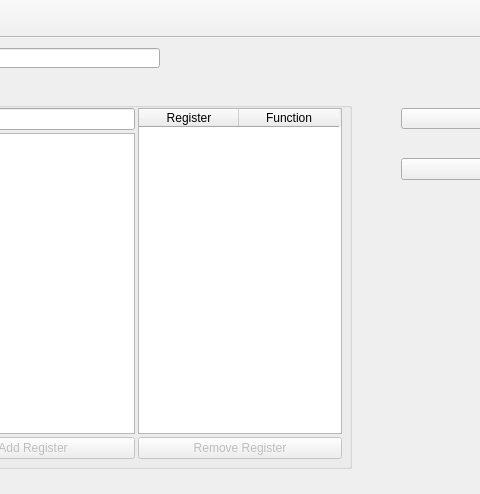
First picture: the form in mainwindow.ui, repository Yourp/UWOWDevelopHelper, before the edit; both pictures show x 89 to 569 and y 0 to 494 of the 958 by 730 pixel window.
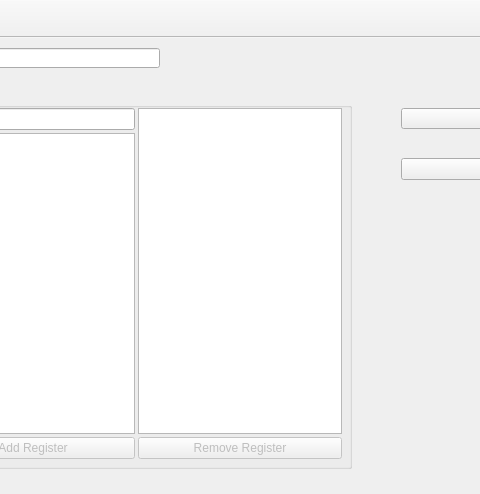
Second picture: the form after the edit.

What changed in the file:
```diff
--- a/mainwindow.ui
+++ b/mainwindow.ui
@@ -228,7 +228,7 @@
            <bool>false</bool>
           </property>
           <attribute name="horizontalHeaderVisible">
-           <bool>true</bool>
+           <bool>false</bool>
           </attribute>
           <attribute name="horizontalHeaderCascadingSectionResizes">
            <bool>false</bool>
```
Left out of the diff: 72 changed lines with no effect on the pictures.
